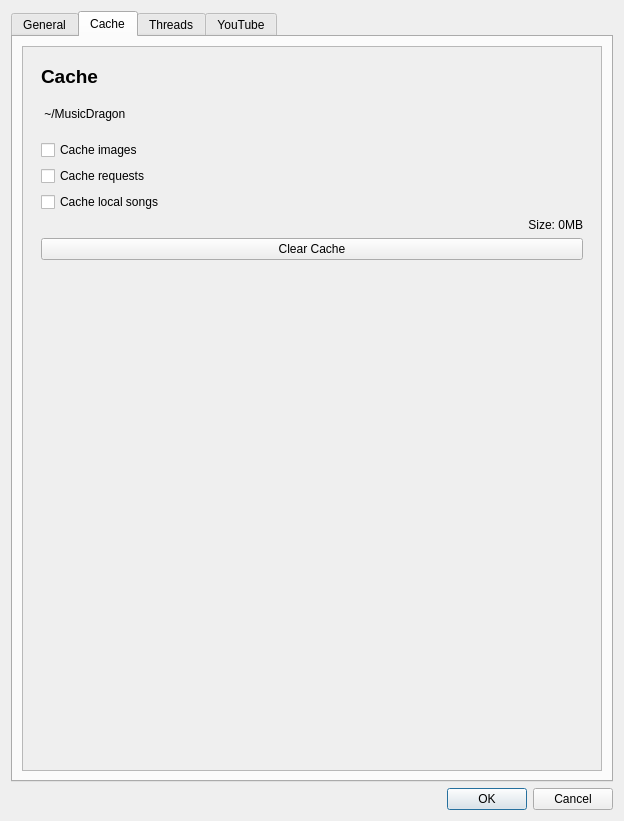
Docheinstein/music-dragon, file res/ui/preferenceswindow.ui: the form before one commit.
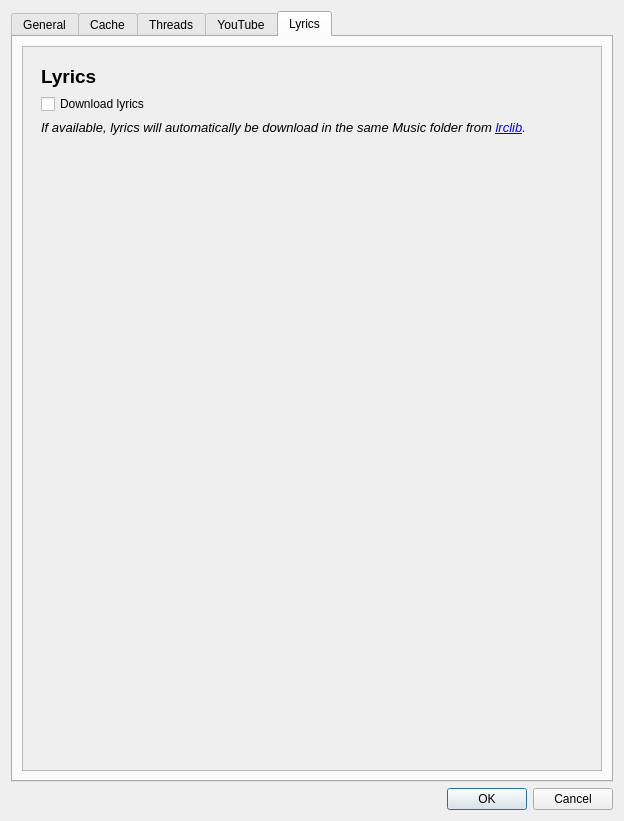
The form after the commit. The open tabs and pages were chosen to show the change. Icons and pictures are not drawn. Custom widgets are drawn as their Qt base class.

Commit message: Optionally download lyrics

Patch:
```diff
--- a/res/ui/preferenceswindow.ui
+++ b/res/ui/preferenceswindow.ui
@@ -831,6 +831,88 @@
        </item>
       </layout>
      </widget>
+     <widget class="QWidget" name="tab_5">
+      <attribute name="title">
+       <string>Lyrics</string>
+      </attribute>
+      <layout class="QVBoxLayout" name="verticalLayout_24">
+       <item>
+        <widget class="QScrollArea" name="scrollArea_5">
+         <property name="widgetResizable">
+          <bool>true</bool>
+         </property>
+         <widget class="QWidget" name="scrollAreaWidgetContents_5">
+          <property name="geometry">
+           <rect>
+            <x>0</x>
+            <y>0</y>
+            <width>582</width>
+            <height>717</height>
+           </rect>
+          </property>
+          <layout class="QVBoxLayout" name="verticalLayout_22">
+           <item>
+            <widget class="QWidget" name="cacheWidget_2" native="true">
+             <layout class="QVBoxLayout" name="verticalLayout_23">
+              <item>
+               <widget class="QLabel" name="label_18">
+                <property name="font">
+                 <font>
+                  <pointsize>14</pointsize>
+                  <bold>true</bold>
+                 </font>
+                </property>
+                <property name="text">
+                 <string>Lyrics</string>
+                </property>
+               </widget>
+              </item>
+              <item>
+               <widget class="QCheckBox" name="downloadLyricsCheck">
+                <property name="text">
+                 <string>Download lyrics</string>
+                </property>
+               </widget>
+              </item>
+              <item>
+               <widget class="QLabel" name="label_19">
+                <property name="font">
+                 <font>
+                  <pointsize>10</pointsize>
+                  <italic>true</italic>
+                  <bold>false</bold>
+                 </font>
+                </property>
+                <property name="text">
+                 <string>&lt;html&gt;&lt;head/&gt;&lt;body&gt;&lt;p&gt;If available, lyrics will automatically be download in the same Music folder from  &lt;a href=&quot;https://lrclib.net/&quot;&gt;lrclib&lt;/a&gt;.&lt;/p&gt;&lt;/body&gt;&lt;/html&gt;</string>
+                </property>
+                <property name="wordWrap">
+                 <bool>true</bool>
+                </property>
+               </widget>
+              </item>
+              <item>
+               <spacer name="verticalSpacer_5">
+                <property name="orientation">
+                 <enum>Qt::Orientation::Vertical</enum>
+                </property>
+                <property name="sizeHint" stdset="0">
+                 <size>
+                  <width>17</width>
+                  <height>289</height>
+                 </size>
+                </property>
+               </spacer>
+              </item>
+             </layout>
+            </widget>
+           </item>
+          </layout>
+         </widget>
+        </widget>
+       </item>
+      </layout>
+     </widget>
     </widget>
    </item>
    <item>
```
Left out of the diff: 2 changed lines with no effect on the pictures. The commit also changes 8 other files.
